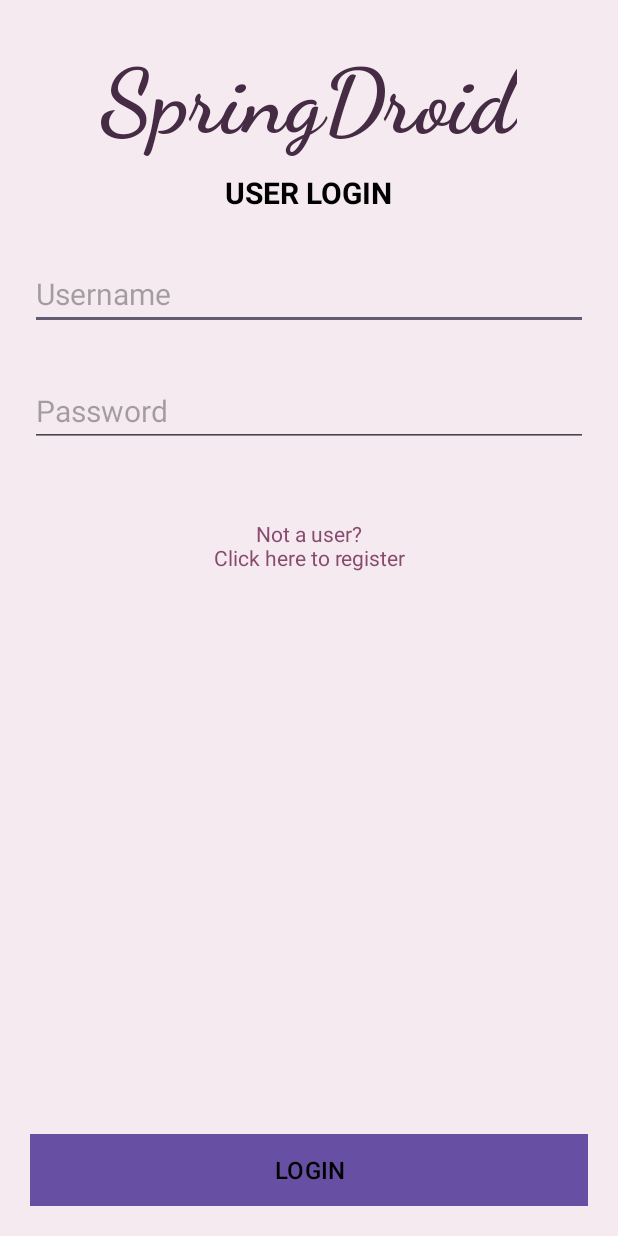
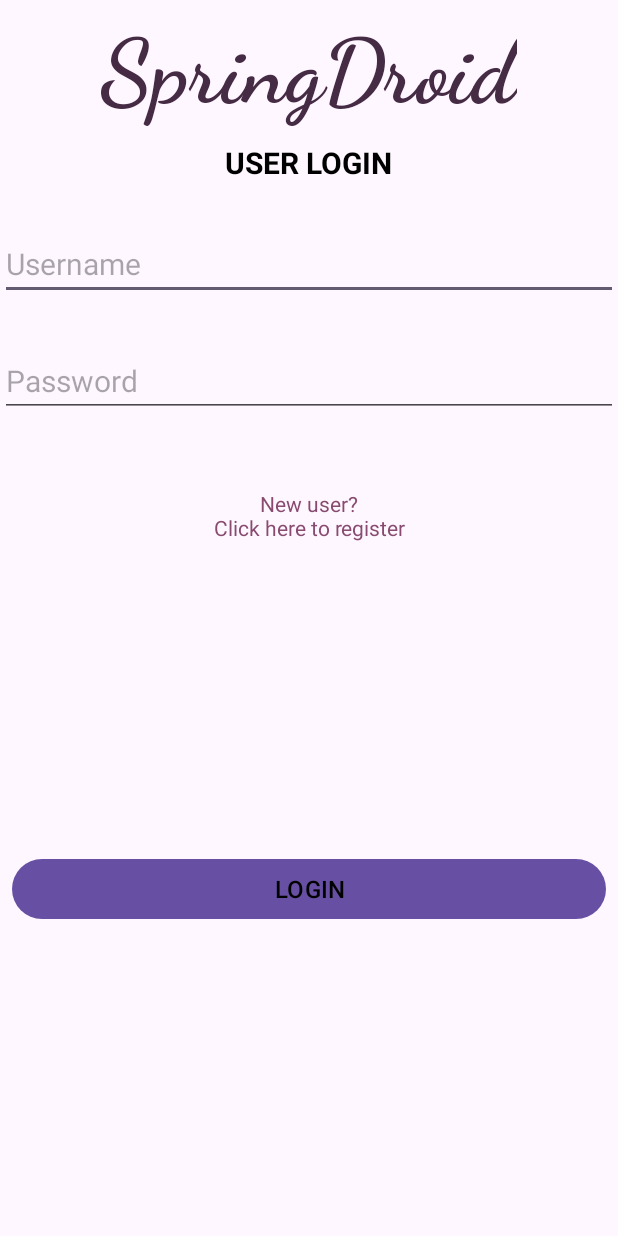
Before and after one commit to Delphias/AndroidSpring, an Android app: the LoginActivity screen opened directly, with no data from a screen before it, on a phone screen of 412 x 824 dp. Run offline under Robolectric (Android 15) with nearby library versions, the phone set to English and light mode, and no system bars.

Commit message:
Added Login func, welcome text to dashboard, intents for register,login and dashboard. Neutral url link for connecting to the backend

```diff
--- a/app/src/main/java/com/example/androidspring/API.java
+++ b/app/src/main/java/com/example/androidspring/API.java
@@ -7,6 +7,7 @@ import retrofit2.http.POST;
 
 public interface API {
 
+// Two apis to post for register and login
     @POST("register")
     Call<ResponseBody> createUser (
             @Body User user   // Creating an object for the User class
--- a/app/src/main/java/com/example/androidspring/RetrofitClient.java
+++ b/app/src/main/java/com/example/androidspring/RetrofitClient.java
@@ -6,7 +6,7 @@ import retrofit2.converter.gson.GsonConverterFactory;
 
 public class RetrofitClient {
 //Go to settings and copy the IP version 4 address
-    private static final String BASE_URL = "http://10.100.3.151:8080/api/";
+    private static final String BASE_URL = "http://10.100.3.151:8080/api/"; // change to the neutral one in case you are using your own network(hotspoting )
     private static RetrofitClient mInstance;
     private Retrofit retrofit;
 
--- a/app/src/main/res/layout/activity_login.xml
+++ b/app/src/main/res/layout/activity_login.xml
@@ -4,8 +4,6 @@
     xmlns:tools="http://schemas.android.com/tools"
     android:layout_width="match_parent"
     android:layout_height="match_parent"
-    android:padding="20dp"
-    android:background="@color/colorAccent"
     tools:context=".LoginActivity">
 
     <TextView
@@ -36,7 +34,7 @@
         app:layout_constraintTop_toBottomOf="@+id/tvTitle" />
 
     <EditText
-        android:id="@+id/etRUserName"
+        android:id="@+id/etUserName"
         android:layout_width="match_parent"
         android:layout_height="wrap_content"
         android:layout_marginTop="30dp"
@@ -50,7 +48,7 @@
         app:layout_constraintTop_toBottomOf="@+id/tvSubtitle" />
 
     <EditText
-        android:id="@+id/etRPassword"
+        android:id="@+id/etPassword"
         android:layout_width="match_parent"
         android:layout_height="wrap_content"
         android:layout_marginTop="30dp"
@@ -61,20 +59,24 @@
         app:layout_constraintEnd_toEndOf="parent"
         app:layout_constraintHorizontal_bias="1.0"
         app:layout_constraintStart_toStartOf="parent"
-        app:layout_constraintTop_toBottomOf="@+id/etRUserName" />
+        app:layout_constraintTop_toBottomOf="@+id/etUserName" />
 
     <Button
-        android:id="@+id/btnRegister"
+        android:id="@+id/btnLogin"
         android:layout_width="match_parent"
         android:layout_height="wrap_content"
-        android:background="@android:color/holo_orange_dark"
+        android:layout_marginStart="8dp"
+        android:layout_marginTop="7dp"
+        android:layout_marginEnd="8dp"
+        android:layout_marginBottom="7dp"
         android:text="LOGIN"
         android:textColor="@android:color/background_dark"
         android:textSize="16sp"
         app:layout_constraintBottom_toBottomOf="parent"
         app:layout_constraintEnd_toEndOf="parent"
         app:layout_constraintHorizontal_bias="0.5"
-        app:layout_constraintStart_toStartOf="parent" />
+        app:layout_constraintStart_toStartOf="parent"
+        app:layout_constraintTop_toBottomOf="@+id/tvRegisterLink" />
 
     <TextView
         android:id="@+id/tvRegisterLink"
@@ -82,12 +84,11 @@
         android:layout_height="wrap_content"
         android:layout_marginTop="48dp"
         android:gravity="center"
-        android:text="Not a user?\nClick here to register"
+        android:text="New user?\nClick here to register"
         android:textColor="@color/colorPrimary"
         app:layout_constraintEnd_toEndOf="parent"
         app:layout_constraintHorizontal_bias="0.5"
         app:layout_constraintStart_toStartOf="parent"
-        app:layout_constraintTop_toBottomOf="@+id/etRPassword" />
-
+        app:layout_constraintTop_toBottomOf="@+id/etPassword" />
 
 </androidx.constraintlayout.widget.ConstraintLayout>
```
Also changed, not shown: app/src/main/java/com/example/androidspring/DashboardActivity.kt (+20 -1 lines), app/src/main/java/com/example/androidspring/LoginActivity.kt (+84 -0 lines), app/src/main/java/com/example/androidspring/RegisterActivity.kt (+6 -2 lines), app/src/main/res/layout/activity_dashboard.xml (+43 -0 lines).
